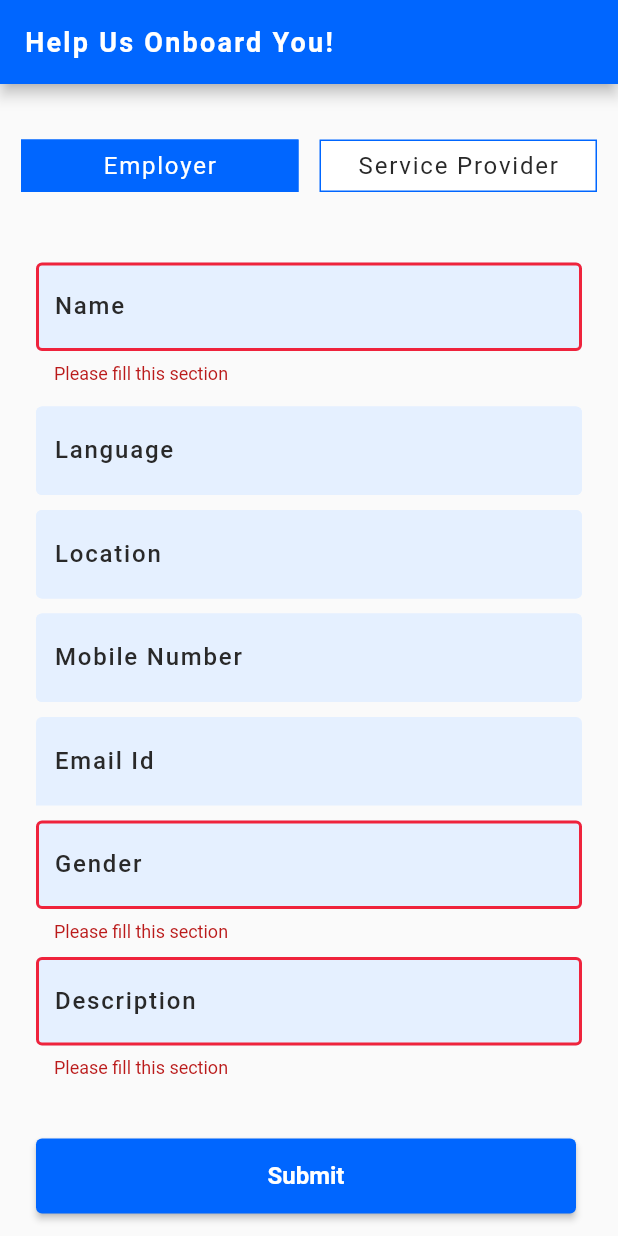
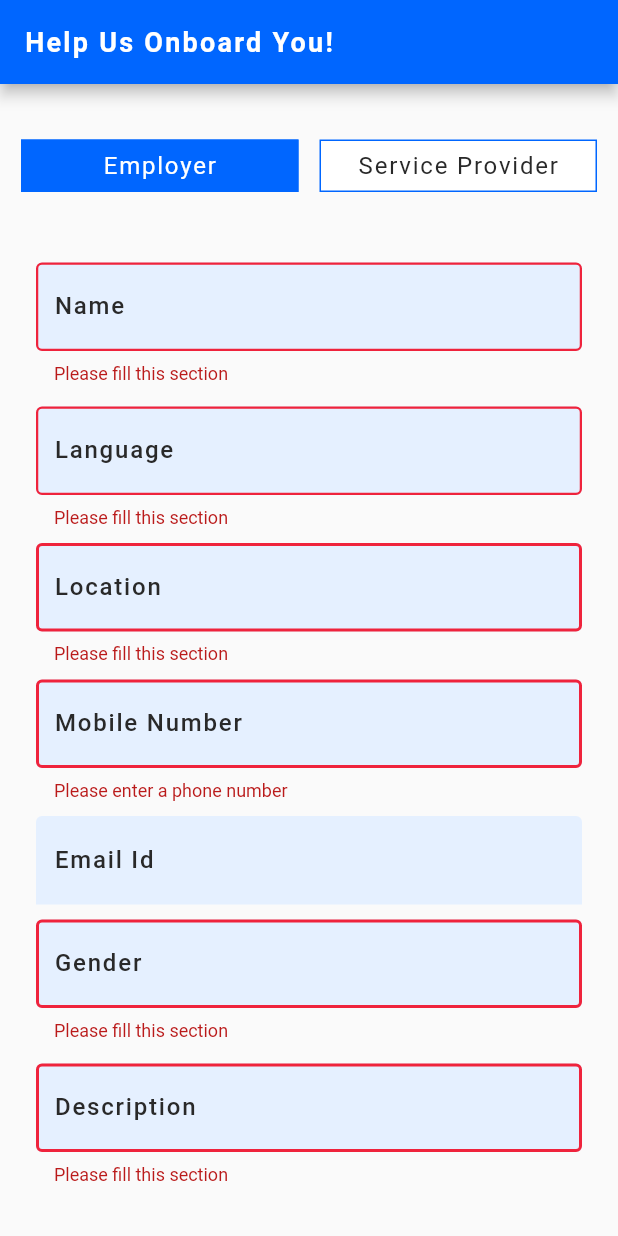
Before and after one commit to sourav-k7/ruralclap_app, a Flutter app: the screen it shows after launch, after a tap on "Sign in with Google", after a tap on "Submit", on a phone screen of 412 x 824 dp. Run offline on Flutter 3.47's test engine with Material 2 defaults, Android fonts, the light colour scheme and no system bars; drawn by our look-alikes of custom_radio_grouped_button; our stand-ins replace flutter_dotenv, flutter_secure_storage, font_awesome_flutter, get, google_sign_in; missing offline and left inert: dart:ffi; network calls fail.

Commit message:
added create user functionality

```diff
--- a/lib/constant/api_routes.dart
+++ b/lib/constant/api_routes.dart
@@ -5,4 +5,5 @@ class ApiRoutes {
 
   //Login api
   static String loginApi = '$url/authentication/rest-auth/google/';
+  static String createUserApi = '$url/users/create/';
 }
--- a/lib/controllers/user.dart
+++ b/lib/controllers/user.dart
@@ -1,15 +1,19 @@
 import 'package:get/get.dart';
 import 'package:ruralclap_app/models/user.dart';
 import 'package:ruralclap_app/services/auth_service.dart';
+import 'package:flutter_secure_storage/flutter_secure_storage.dart';
+import 'package:ruralclap_app/services/user_service.dart';
 import '../widgets/errorSnackBar.dart';
 import '../utls/google_auth.dart';
 
 class UserController extends GetxController {
+  final storage = const FlutterSecureStorage();
   final Rx<User> _user = User().obs;
   User get user => _user.value;
   Future<void> login() async {
     String? accessToken = await GoogleAuth.signInWithGoogle();
     if (accessToken != null) {
+      storage.write(key: 'accessToken', value: accessToken);
       var res = await AuthServices.verifyTokenService(accessToken: accessToken);
       if (!res['isNewUser']) {
         _user.value = User.fromJson(res["userData"]);
@@ -20,4 +24,18 @@ class UserController extends GetxController {
       errorSnackBar(content: 'Some error occured');
     }
   }
+
+  Future<void> createUser({required User userData}) async {
+    final storage = const FlutterSecureStorage();
+    var accessToken = await storage.read(key: 'accessToken');
+    if (accessToken != null) {
+      var res = await UserServices.createUserService(
+          accessToken: accessToken as String, userData: userData);
+      if (res != 'Error400') {
+        print("from user controller this is res");
+        print(res.toString());
+        _user.value = User.fromJson(res);
+      }
+    }
+  }
 }
--- a/lib/pages/onboarding_page.dart
+++ b/lib/pages/onboarding_page.dart
@@ -4,7 +4,9 @@ import 'package:ruralclap_app/constant/theme_color.dart';
 import 'package:custom_radio_grouped_button/custom_radio_grouped_button.dart';
 import 'package:ruralclap_app/controllers/user.dart';
 import 'package:get/get.dart';
+import 'package:ruralclap_app/models/user.dart';
 import 'package:ruralclap_app/utls/TextField_Validator.dart';
+import 'package:ruralclap_app/utls/routes.dart';
 
 class OnboardingPage extends StatefulWidget {
   const OnboardingPage({super.key});
@@ -17,6 +19,8 @@ class _OnboardingPageState extends State<OnboardingPage> {
   final _formKey = GlobalKey<FormState>();
   final UserController _userController = Get.find<UserController>();
   TextEditingController emailController = TextEditingController();
+  final User _user = User();
+  var isCreatingUser = false;
 
   @override
   void initState() {
@@ -24,20 +28,12 @@ class _OnboardingPageState extends State<OnboardingPage> {
 
     if (_userController.user.email != null) {
       emailController.text = _userController.user.email!;
+      _user.email = _userController.user.email!;
     }
+    _user.isEmployer = true;
   }
 
   String? user = "employer";
-  String? name = "";
-  String? language = "";
-  String? location = "";
-  String? contactNumber = "";
-  String? emailId = "";
-  String? gender = "";
-  String? skills = "";
-  String? expectedPay = "";
-  String? description = "";
-  bool? isEmployer = false;
 
   @override
   Widget build(BuildContext context) {
@@ -90,9 +86,9 @@ class _OnboardingPageState extends State<OnboardingPage> {
                     radioButtonValue: (value) {
                       setState(() {
                         user = value;
-                        value == "employer"
-                            ? isEmployer = true
-                            : isEmployer = false;
+                        user == "employer"
+                            ? _user.isEmployer = true
+                            : _user.isEmployer = false;
                       });
                     },
                     selectedColor: ColorConstant.primaryColor,
@@ -117,22 +113,26 @@ class _OnboardingPageState extends State<OnboardingPage> {
                         return error;
                       },
                       onChanged: (value) {
-                        name = value;
+                        _user.name = value;
                       },
                       decoration: const InputDecoration(
                         filled: true,
                         enabledBorder: OutlineInputBorder(
                           borderSide: BorderSide(
                               color: ColorConstant.lightBackgroundColor,
-                              width: 2.0),
+                              width: 1.5),
                         ),
                         focusedBorder: OutlineInputBorder(
                           borderSide: BorderSide(
-                              color: ColorConstant.primaryColor, width: 2.0),
+                              color: ColorConstant.primaryColor, width: 1.5),
                         ),
                         errorBorder: OutlineInputBorder(
                           borderSide: BorderSide(
-                              color: ColorConstant.error, width: 2.0),
+                              color: ColorConstant.error, width: 1.5),
+                        ),
+                        focusedErrorBorder: OutlineInputBorder(
+                          borderSide: BorderSide(
+                              color: ColorConstant.error, width: 1.5),
                         ),
                         labelText: "Name",
                         labelStyle: TextStyle(
@@ -149,22 +149,31 @@ class _OnboardingPageState extends State<OnboardingPage> {
                     ),
                     TextFormField(
                       onChanged: (value) {
-                        language = value;
+                        _user.language = value;
+                      },
+                      validator: (input) {
+                        String? error;
+                        error = FormFieldValidate.isEmpty(input ?? '');
+                        return error;
                       },
                       decoration: const InputDecoration(
                         filled: true,
                         enabledBorder: OutlineInputBorder(
                           borderSide: BorderSide(
                               color: ColorConstant.lightBackgroundColor,
-                              width: 2.0),
+                              width: 1.5),
                         ),
                         focusedBorder: OutlineInputBorder(
                           borderSide: BorderSide(
-                              color: ColorConstant.primaryColor, width: 2.0),
+                              color: ColorConstant.primaryColor, width: 1.5),
                         ),
                         errorBorder: OutlineInputBorder(
                           borderSide: BorderSide(
-                              color: ColorConstant.error, width: 2.0),
+                              color: ColorConstant.error, width: 1.5),
+                        ),
+                        focusedErrorBorder: OutlineInputBorder(
+                          borderSide: BorderSide(
+                              color: ColorConstant.error, width: 1.5),
                         ),
                         labelText: "Language",
                         labelStyle: TextStyle(
@@ -181,7 +190,12 @@ class _OnboardingPageState extends State<OnboardingPage> {
                     ),
                     TextFormField(
                         onChanged: (value) {
-                          location = value;
+                          _user.location = value;
+                        },
+                        validator: (input) {
+                          String? error;
+                          error = FormFieldValidate.isEmpty(input ?? '');
+                          return error;
                         },
                         decoration: const InputDecoration(
                           filled: true,
@@ -195,6 +209,10 @@ class _OnboardingPageState extends State<OnboardingPage> {
                                 color: ColorConstant.primaryColor, width: 2.0),
                           ),
                           errorBorder: OutlineInputBorder(
+                            borderSide: BorderSide(
+                                color: ColorConstant.error, width: 2.0),
+                          ),
+                          focusedErrorBorder: OutlineInputBorder(
                             borderSide: BorderSide(
                                 color: ColorConstant.error, width: 2.0),
                           ),
@@ -212,7 +230,13 @@ class _OnboardingPageState extends State<OnboardingPage> {
                     ),
                     TextFormField(
                       onChanged: (value) {
-                        contactNumber = value;
+                        _user.phone = int.parse(value);
+                      },
+                      validator: (input) {
+                        String? error;
+                        error = FormFieldValidate.isEmpty(input ?? '');
+                        error = FormFieldValidate.isPhoneNo(input ?? '');
+                        return error;
                       },
                       decoration: const InputDecoration(
                         filled: true,
@@ -226,6 +250,10 @@ class _OnboardingPageState extends State<OnboardingPage> {
                               color: ColorConstant.primaryColor, width: 2.0),
                         ),
                         errorBorder: OutlineInputBorder(
+                          borderSide: BorderSide(
+                              color: ColorConstant.error, width: 2.0),
+                        ),
+                        focusedErrorBorder: OutlineInputBorder(
                           borderSide: BorderSide(
                               color: ColorConstant.error, width: 2.0),
                         ),
@@ -259,6 +287,10 @@ class _OnboardingPageState extends State<OnboardingPage> {
                           borderSide: BorderSide(
                               color: ColorConstant.error, width: 2.0),
                         ),
+                        focusedErrorBorder: OutlineInputBorder(
+                          borderSide: BorderSide(
+                              color: ColorConstant.error, width: 2.0),
+                        ),
                         labelText: "Email Id",
                         labelStyle: TextStyle(
                           fontWeight: FontWeight.w500,
@@ -281,7 +313,7 @@ class _OnboardingPageState extends State<OnboardingPage> {
                           return error;
                         },
                         onChanged: (value) {
-                          gender = value;
+                          _user.gender = value;
                         },
                         decoration: const InputDecoration(
                           filled: true,
@@ -298,6 +330,10 @@ class _OnboardingPageState extends State<OnboardingPage> {
                             borderSide: BorderSide(
                                 color: ColorConstant.error, width: 2.0),
                           ),
+                          focusedErrorBorder: OutlineInputBorder(
+                            borderSide: BorderSide(
+                                color: ColorConstant.error, width: 2.0),
+                          ),
                           labelText: "Gender",
                           labelStyle: TextStyle(
                             fontWeight: FontWeight.w500,
@@ -308,7 +344,7 @@ class _OnboardingPageState extends State<OnboardingPage> {
                           focusColor: ColorConstant.lightBackgroundColor,
                         )),
                     const SizedBox(
-                      height: 10,
+                      height: 15,
                     ),
                     if (user == "service_provider") ...[
                       Column(
@@ -321,7 +357,7 @@ class _OnboardingPageState extends State<OnboardingPage> {
                                 return error;
                               },
                               onChanged: (value) {
-                                skills = value;
+                                _user.skills = value;
                               },
                               decoration: const InputDecoration(
                                 filled: true,
@@ -336,6 +372,10 @@ class _OnboardingPageState extends State<OnboardingPage> {
                                       width: 2.0),
                                 ),
                                 errorBorder: OutlineInputBorder(
+                                  borderSide: BorderSide(
+                                      color: ColorConstant.error, width: 2.0),
+                                ),
+                                focusedErrorBorder: OutlineInputBorder(
                                   borderSide: BorderSide(
                                       color: ColorConstant.error, width: 2.0),
                                 ),
@@ -367,7 +407,7 @@ class _OnboardingPageState extends State<OnboardingPage> {
                                 return error;
                               },
                               onChanged: (value) {
-                                expectedPay = value;
+                                _user.expectedPayment = int.parse(value);
                               },
                               decoration: const InputDecoration(
                                 filled: true,
@@ -382,6 +422,10 @@ class _OnboardingPageState extends State<OnboardingPage> {
                                       width: 2.0),
                                 ),
                                 errorBorder: OutlineInputBorder(
+                                  borderSide: BorderSide(
+                                      color: ColorConstant.error, width: 2.0),
+                                ),
+                                focusedErrorBorder: OutlineInputBorder(
                                   borderSide: BorderSide(
                                       color: ColorConstant.error, width: 2.0),
                                 ),
@@ -407,7 +451,7 @@ class _OnboardingPageState extends State<OnboardingPage> {
                           return error;
                         },
                         onChanged: (value) {
-                          description = value;
+                          _user.description = value;
                         },
                         decoration: const InputDecoration(
                           filled: true,
@@ -421,6 +465,10 @@ class _OnboardingPageState extends State<OnboardingPage> {
                                 color: ColorConstant.primaryColor, width: 2.0),
                           ),
                           errorBorder: OutlineInputBorder(
+                            borderSide: BorderSide(
+                                color: ColorConstant.error, width: 2.0),
+                          ),
+                          focusedErrorBorder: OutlineInputBorder(
                             borderSide: BorderSide(
                                 color: ColorConstant.error, width: 2.0),
                           ),
@@ -438,7 +486,20 @@ class _OnboardingPageState extends State<OnboardingPage> {
                     ),
                     ElevatedButton(
                       onPressed: () {
-                        if (_formKey.currentState!.validate()) {}
+                        setState(() {
+                          isCreatingUser = true;
+                        });
+                        if (_formKey.currentState!.validate()) {
+                          _userController.createUser(userData: _user);
+                        }
+                        setState(() {
+                          isCreatingUser = false;
+                        });
+                        if (_userController.user.isEmployer == false) {
+                          Get.offAndToNamed(RoutesClass.createJobPageRoute);
+                        } else if (_userController.user.isEmployer == true) {
+                          Get.offAndToNamed(RoutesClass.jobListingPageRoute);
+                        }
                       },
                       style: ButtonStyle(
                           minimumSize:
--- /dev/null
+++ b/lib/services/user_service.dart
@@ -0,0 +1,26 @@
+import 'dart:convert';
+import 'package:http/http.dart' as http;
+import '../constant/api_routes.dart';
+import '../models/user.dart';
+
+class UserServices {
+  static Map<String, String> headers = {
+    'Content-Type': 'application/json; charset=UTF-8',
+  };
+
+  static Future<dynamic> createUserService(
+      {required String accessToken, required User userData}) async {
+    var response = await http.post(
+      Uri.parse(ApiRoutes.createUserApi),
+      headers: {...headers, 'Authorization': 'Bearer $accessToken'},
+      body: jsonEncode(userData),
+    );
+    if (response.statusCode.toString().contains('2')) {
+      return jsonDecode(response.body);
+    } else {
+      return "Error400";
+      // String error = jsonDecode(response.body)['message'];
+      // throw (error);
+    }
+  }
+}
--- a/lib/utls/routes.dart
+++ b/lib/utls/routes.dart
@@ -1,5 +1,6 @@
 import 'package:get/get.dart';
 import 'package:ruralclap_app/pages/create_job_page.dart';
+import 'package:ruralclap_app/pages/job_listing_page.dart';
 import 'package:ruralclap_app/pages/layout.dart';
 import 'package:ruralclap_app/pages/login_page.dart';
 import 'package:ruralclap_app/pages/onboarding_page.dart';
@@ -10,6 +11,7 @@ class RoutesClass {
   static String loginPageRoute = '/login';
   static String layoutPageRoute = '/layout';
   static String onboardingPage = '/onboarding';
+  static String jobListingPageRoute = '/job-listing-page';
 
   static List<GetPage> routes = [
     // GetPage(name: nav, page: () => LayoutPage()),
@@ -17,5 +19,6 @@ class RoutesClass {
     GetPage(name: loginPageRoute, page: () => const LoginPage()),
     GetPage(name: layoutPageRoute, page: () => const BottomNav()),
     GetPage(name: onboardingPage, page: () => const OnboardingPage()),
+    GetPage(name: jobListingPageRoute, page: () => JobListing()),
   ];
 }
--- a/lib/widgets/google_login_button.dart
+++ b/lib/widgets/google_login_button.dart
@@ -44,8 +44,12 @@ class _GoogleSignInButtonState extends State<GoogleSignInButton> {
                 });
                 if (_userController.user.location == null) {
                   Get.offAndToNamed(RoutesClass.onboardingPage);
-                } else {
-                  Get.offAndToNamed(RoutesClass.layoutPageRoute);
+                } else if (_userController.user.location != null) {
+                  if (_userController.user.isEmployer == false) {
+                    Get.offAndToNamed(RoutesClass.layoutPageRoute);
+                  } else if (_userController.user.isEmployer == true) {
+                    Get.offAndToNamed(RoutesClass.jobListingPageRoute);
+                  }
                 }
               },
               child: Material(
--- a/pubspec.yaml
+++ b/pubspec.yaml
@@ -43,6 +43,7 @@ dependencies:
   http: ^0.13.5
   flutter_dotenv: ^5.0.2
   custom_radio_grouped_button: ^2.1.2+2
+  flutter_secure_storage: ^8.0.0
 
 dev_dependencies:
   flutter_test:
```
Also changed, not shown: 2 other files.
